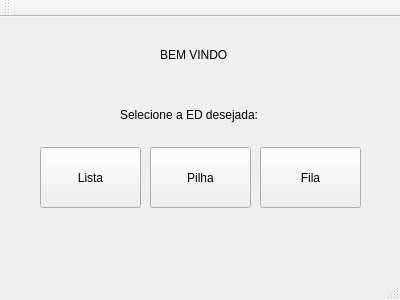
The window that mainwindow.ui (artcurty/GedQT) describes before a commit, drawn with Qt 5.
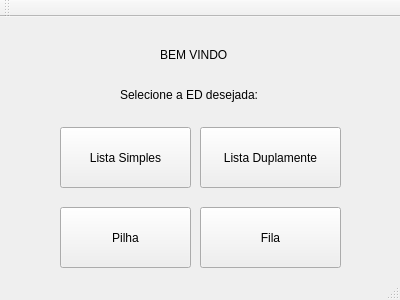
The same window after the commit.

The edit to the form file:
```diff
--- a/mainwindow.ui
+++ b/mainwindow.ui
@@ -17,9 +17,9 @@
    <widget class="QPushButton" name="fila">
     <property name="geometry">
      <rect>
-      <x>260</x>
-      <y>130</y>
-      <width>101</width>
+      <x>200</x>
+      <y>190</y>
+      <width>141</width>
       <height>61</height>
      </rect>
     </property>
@@ -43,22 +43,22 @@
    <widget class="QPushButton" name="lista">
     <property name="geometry">
      <rect>
-      <x>40</x>
-      <y>130</y>
-      <width>101</width>
+      <x>200</x>
+      <y>110</y>
+      <width>141</width>
       <height>61</height>
      </rect>
     </property>
     <property name="text">
-     <string>Lista</string>
+     <string>Lista Duplamente</string>
     </property>
    </widget>
    <widget class="QPushButton" name="pilha">
     <property name="geometry">
      <rect>
-      <x>150</x>
-      <y>130</y>
-      <width>101</width>
+      <x>60</x>
+      <y>190</y>
+      <width>131</width>
       <height>61</height>
      </rect>
     </property>
@@ -70,7 +70,7 @@
     <property name="geometry">
      <rect>
       <x>120</x>
-      <y>90</y>
+      <y>70</y>
       <width>161</width>
       <height>16</height>
      </rect>
@@ -79,6 +79,19 @@
      <string>Selecione a ED desejada:</string>
     </property>
    </widget>
+   <widget class="QPushButton" name="pushButton">
+    <property name="geometry">
+     <rect>
+      <x>60</x>
+      <y>110</y>
+      <width>131</width>
+      <height>61</height>
+     </rect>
+    </property>
+    <property name="text">
+     <string>Lista Simples</string>
+    </property>
+   </widget>
   </widget>
   <widget class="QStatusBar" name="statusBar"/>
   <widget class="QToolBar" name="mainToolBar">
```
